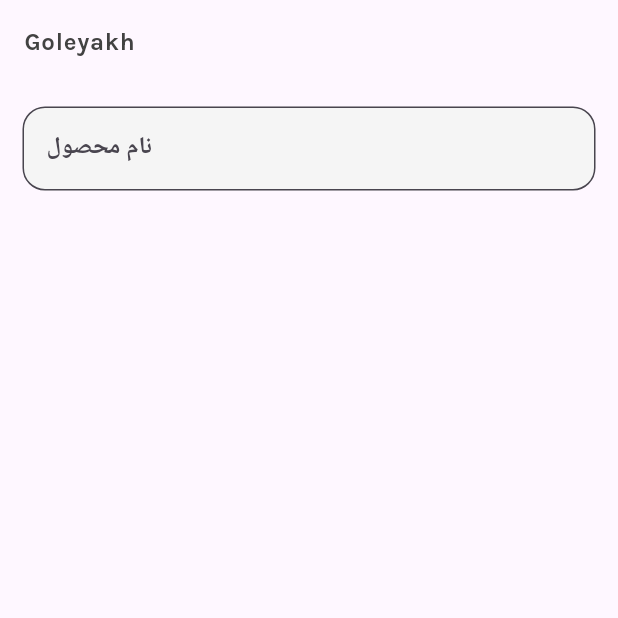
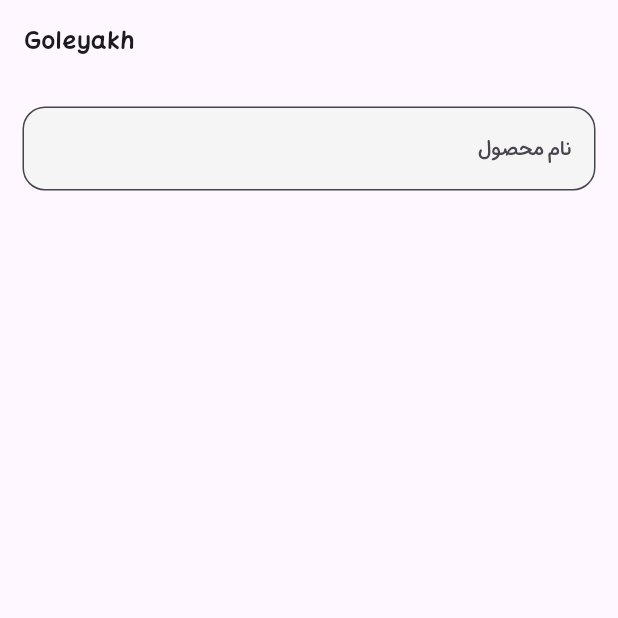
Before and after one commit to RaminBgrn/goleyakh_storys, a Flutter app: the screen it shows after launch, on a phone screen of 412 x 824 dp, the top half of it. Run offline on Flutter 3.47's test engine with Material 3 defaults, Android fonts, the light colour scheme and no system bars; our stand-ins replace get.

Commit message:
fonts and theme has created

```diff
--- a/lib/common/theme_manager.dart
+++ b/lib/common/theme_manager.dart
@@ -1,47 +1,57 @@
 import 'package:flutter/material.dart';
-import 'package:google_fonts/google_fonts.dart';
 
 class ThemeManager {
   static final ThemeData _myTheme = ThemeData(
-    textTheme: TextTheme(
-      labelLarge: GoogleFonts.karla(fontSize: 14, color: Colors.grey.shade700, fontWeight: FontWeight.bold),
-      labelMedium: GoogleFonts.karla(
+    textTheme: const TextTheme(
+      labelLarge: TextStyle(
+        fontFamily: 'mikhak',
+        fontSize: 14,
+        fontWeight: FontWeight.bold,
+      ),
+      labelMedium: TextStyle(
+        fontFamily: 'mikhak',
         fontSize: 12,
-        color: Colors.grey.shade500,
         fontWeight: FontWeight.w500,
       ),
-      labelSmall: GoogleFonts.karla(
+      labelSmall: TextStyle(
+        fontFamily: 'mikhak',
         fontSize: 11,
-        color: Colors.grey.shade500,
         fontWeight: FontWeight.w300,
       ),
-      bodyLarge: GoogleFonts.karla(
+      bodyLarge: TextStyle(
+        fontFamily: 'mikhak',
         fontSize: 16,
-        color: Colors.grey.shade800,
         fontWeight: FontWeight.bold,
       ),
-      bodyMedium: GoogleFonts.karla(
+      bodyMedium: TextStyle(
+        fontFamily: 'mikhak',
         fontSize: 14,
-        color: Colors.grey.shade700,
-        fontWeight: FontWeight.normal,
+        fontWeight: FontWeight.w700,
       ),
-      bodySmall: GoogleFonts.karla(
+      bodySmall: TextStyle(
+        fontFamily: 'mikhak',
         fontSize: 12,
-        color: Colors.grey.shade600,
-        fontWeight: FontWeight.w300,
+        fontWeight: FontWeight.w800,
       ),
     ),
     inputDecorationTheme: InputDecorationTheme(
         floatingLabelAlignment: FloatingLabelAlignment.start,
-        floatingLabelStyle: GoogleFonts.karla(
-          fontSize: 18,
-          color: Colors.grey.shade600,
+        labelStyle: const TextStyle(
+          fontFamily: 'mikhak',
+          fontSize: 14,
+          fontWeight: FontWeight.w600,
+        ),
+        floatingLabelStyle: const TextStyle(
+          fontFamily: 'mikhak',
+          fontSize: 14,
+          fontWeight: FontWeight.w500,
         ),
         fillColor: Colors.grey.shade100,
         filled: true,
-        hintStyle: GoogleFonts.karla(
+        hintStyle: const TextStyle(
+          fontFamily: 'mikhak',
           fontSize: 14,
-          color: Colors.grey.shade300,
+          fontWeight: FontWeight.w600,
         ),
         border: OutlineInputBorder(
           borderRadius: BorderRadius.circular(15),
--- a/lib/settings/screens/setting_page.dart
+++ b/lib/settings/screens/setting_page.dart
@@ -12,11 +12,15 @@ class SettingPage extends StatelessWidget {
         child: Column(
           children: [
             Padding(
-              padding: const EdgeInsets.all(15.0),
-              child: TextField(
-                decoration: InputDecoration(
-                  labelText: "نام محصول",
-                  alignLabelWithHint: true,
+              padding: EdgeInsets.all(15.0),
+              child: Directionality(
+                textDirection: TextDirection.rtl,
+                child: TextField(
+                  textDirection: TextDirection.rtl,
+                  decoration: InputDecoration(
+                    labelText: "نام محصول",
+                    alignLabelWithHint: true,
+                  ),
                 ),
               ),
             ),
```
Also changed, not shown: pubspec.yaml (+28 -11 lines), fonts/mikhak_black.ttf (added), fonts/mikhak_bold.ttf (added), fonts/mikhak_extra_bold.ttf (added), fonts/mikhak_extra_light.ttf (added), fonts/mikhak_light.ttf (added), fonts/mikhak_medium.ttf (added), fonts/mikhak_regular.ttf (added), fonts/mikhak_semi_bold.ttf (added), fonts/mikhak_thin.ttf (added).
